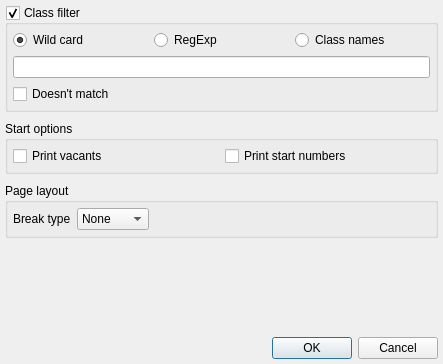
The window that quickevent/app/plugins/qml/Runs/src/Runs/reportoptionsdialog.ui (Quick-Event/quickbox) describes before a commit, drawn with Qt 5.
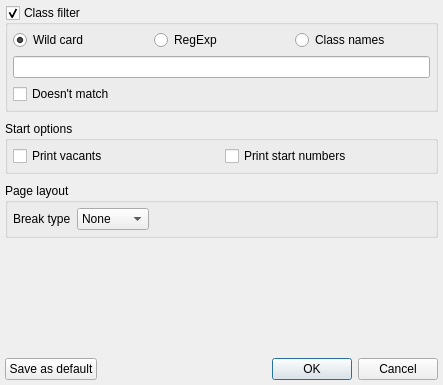
The same window after the commit.

```diff
--- a/quickevent/app/plugins/qml/Runs/src/Runs/reportoptionsdialog.ui
+++ b/quickevent/app/plugins/qml/Runs/src/Runs/reportoptionsdialog.ui
@@ -7,7 +7,7 @@
     <x>0</x>
     <y>0</y>
     <width>443</width>
-    <height>364</height>
+    <height>385</height>
    </rect>
   </property>
   <property name="windowTitle">
@@ -208,6 +208,15 @@
     </spacer>
    </item>
    <item>
+    <layout class="QHBoxLayout" name="horizontalLayout_2">
+     <item>
+      <widget class="QPushButton" name="btSaveAsDefault">
+       <property name="text">
+        <string>Save as default</string>
+       </property>
+      </widget>
+     </item>
+     <item>
     <widget class="QDialogButtonBox" name="buttonBox">
      <property name="orientation">
       <enum>Qt::Horizontal</enum>
@@ -216,6 +225,8 @@
       <set>QDialogButtonBox::Cancel|QDialogButtonBox::Ok</set>
      </property>
     </widget>
+     </item>
+    </layout>
    </item>
   </layout>
  </widget>
```
Lines whose indentation alone changed are shown as unchanged.
